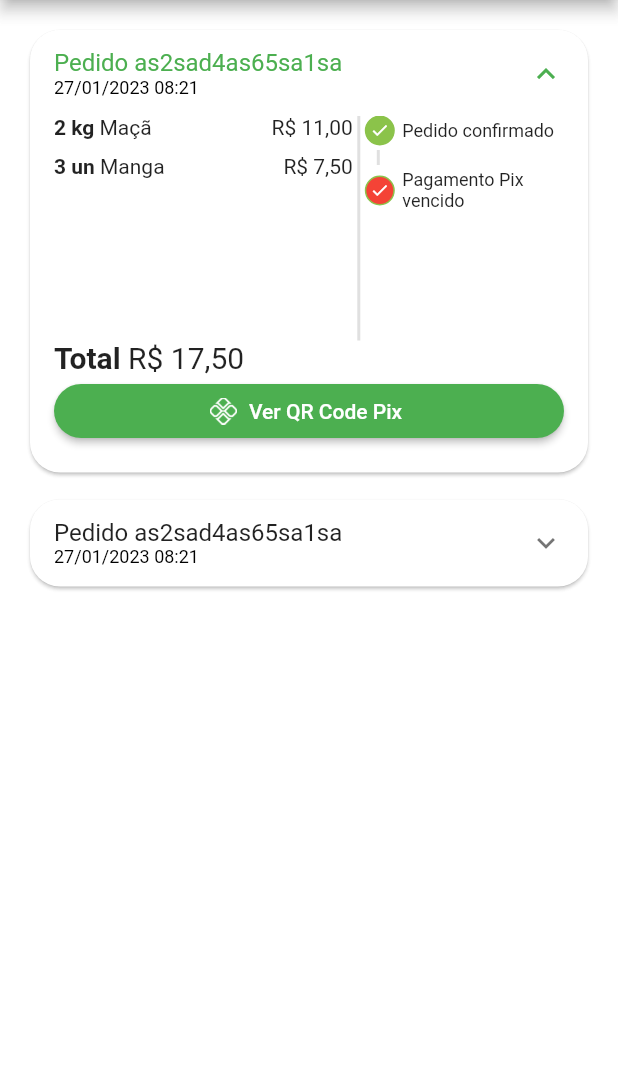
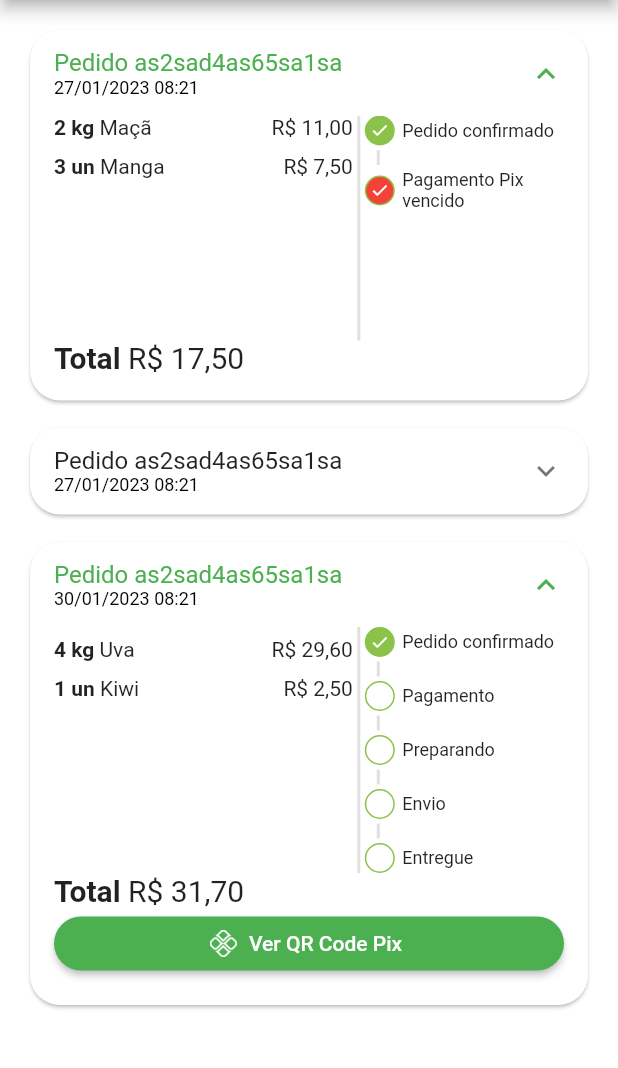
Before and after one commit to FelipeMonteiro013/Greengrocer, a Flutter app: the OrdersTab screen opened directly, on a phone screen of 412 x 824 dp, the part 84-1152 px from its top. Run offline on Flutter 3.47's test engine with Material 2 defaults, Android fonts, the phone set to English and light mode, and no system bars; our stand-ins replace animated_text_kit, badges, mask_text_input_formatter, qr_flutter; missing offline and left inert: add_to_cart_animation.

```diff
--- a/lib/src/config/app_data.dart
+++ b/lib/src/config/app_data.dart
@@ -114,4 +114,16 @@ List<OrderModel> orders = [
     copyAndPaste: 'sa45d64sasad',
     total: 31.70,
   ),
+  OrderModel(
+    id: 'as2sad4as65sa1sa',
+    createdDateTime: DateTime.parse('2023-01-30 08:21:10.468'),
+    overdueDateTime: DateTime.parse('2023-01-30 18:21:10.468'),
+    items: [
+      CartItemModel(item: grape, quantity: 4),
+      CartItemModel(item: kiwi, quantity: 1),
+    ],
+    status: 'pending_payment',
+    copyAndPaste: 'sa45d64sasad',
+    total: 31.70,
+  ),
 ];
--- a/lib/src/pages/orders/components/order_tile.dart
+++ b/lib/src/pages/orders/components/order_tile.dart
@@ -104,7 +104,10 @@ class OrderTile extends StatelessWidget {
 
             //Botão pagamento
             Visibility(
-              visible: order.status == 'pending_payment',
+              visible: order.status == 'pending_payment' &&
+                  order.overdueDateTime.isAfter(
+                    DateTime.now(),
+                  ),
               child: ElevatedButton.icon(
                 onPressed: () {
                   showDialog(
--- a/lib/src/pages/widgets/payment_dialog.dart
+++ b/lib/src/pages/widgets/payment_dialog.dart
@@ -1,5 +1,4 @@
 import 'package:flutter/material.dart';
-import 'package:greengrocer/src/config/custom_colors.dart';
 import 'package:greengrocer/src/models/order_model.dart';
 import 'package:greengrocer/src/services/utils_services.dart';
 import 'package:qr_flutter/qr_flutter.dart';
@@ -52,14 +51,14 @@ class PaymentDialog extends StatelessWidget {
                   'Vencimento: ${utilsServices.formatDateTime(
                     order.overdueDateTime,
                   )}',
-                  style: TextStyle(fontSize: 12),
+                  style: const TextStyle(fontSize: 12),
                 ),
 
                 //Total
 
                 Text(
                   'Total: ${utilsServices.priceToCurrency(order.total)}',
-                  style: TextStyle(
+                  style: const TextStyle(
                     fontSize: 17,
                     fontWeight: FontWeight.bold,
                   ),
--- a/pubspec.yaml
+++ b/pubspec.yaml
@@ -39,6 +39,7 @@ dependencies:
   badges: ^2.0.3
   intl: ^0.18.0
   qr_flutter: ^4.0.0
+  add_to_cart_animation: 0.0.7
 
 dev_dependencies:
   flutter_test:
```
Also changed, not shown: lib/src/pages/Home/components/item_tile.dart (+10 -2 lines), lib/src/pages/Home/home_tab.dart (+24 -3 lines), pubspec.lock.
